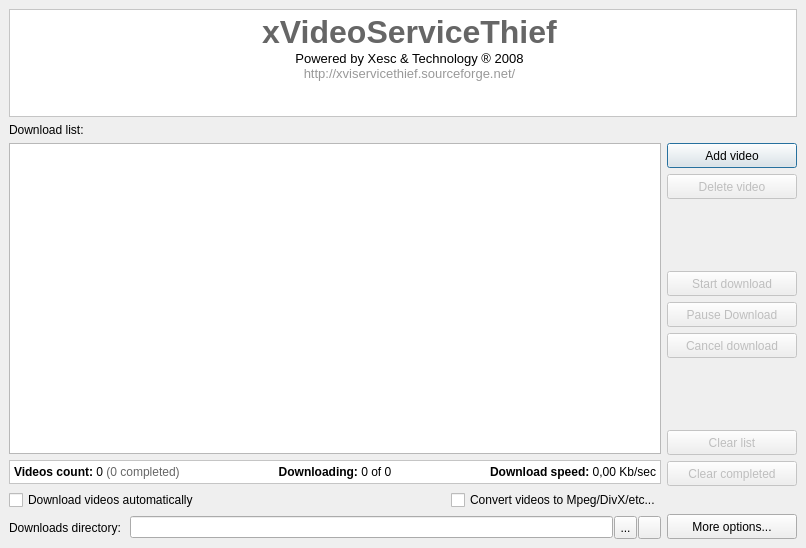
First picture: the form in ui/mainform.ui, repository ckorn/xvst, before the edit.
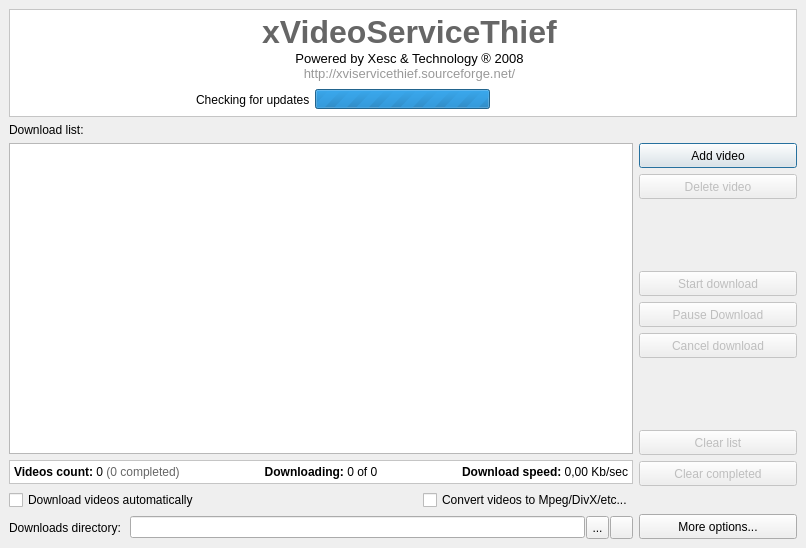
Second picture: the form after the edit. Icons and pictures are not drawn.

Commit message: - Added embed checking for updates (testing mode)

```diff
--- a/ui/mainform.ui
+++ b/ui/mainform.ui
@@ -12,9 +12,9 @@
     <height>548</height>
    </rect>
   </property>
-  <property name="minimumSize" >
+  <property name="minimumSize">
    <size>
-    <width>660</width>
+    <width>710</width>
     <height>450</height>
    </size>
   </property>
@@ -75,22 +75,92 @@
           <number>1</number>
          </property>
          <item>
-          <spacer>
-           <property name="orientation" >
+          <spacer name="horizontalSpacer">
+           <property name="orientation">
             <enum>Qt::Horizontal</enum>
            </property>
-           <property name="sizeHint" stdset="0" >
+           <property name="sizeType">
+            <enum>QSizePolicy::Expanding</enum>
+           </property>
+           <property name="sizeHint" stdset="0">
             <size>
-             <width>231</width>
+             <width>20</width>
              <height>20</height>
             </size>
            </property>
           </spacer>
          </item>
          <item>
-          <widget class="QToolButton" name="spbDragDrop" >
-           <property name="minimumSize" >
+          <widget class="QLabel" name="lblCheckForUpdatesLabel">
+           <property name="text">
+            <string>Checking for updates</string>
+           </property>
+          </widget>
+         </item>
+         <item>
+          <spacer name="horizontalSpacer_4">
+           <property name="orientation">
+            <enum>Qt::Horizontal</enum>
+           </property>
+           <property name="sizeType">
+            <enum>QSizePolicy::Minimum</enum>
+           </property>
+           <property name="sizeHint" stdset="0">
             <size>
+             <width>4</width>
+             <height>20</height>
+            </size>
+           </property>
+          </spacer>
+         </item>
+         <item>
+          <widget class="QProgressBar" name="progressBar">
+           <property name="minimumSize">
+            <size>
+             <width>175</width>
+             <height>0</height>
+            </size>
+           </property>
+           <property name="maximumSize">
+            <size>
+             <width>175</width>
+             <height>20</height>
+            </size>
+           </property>
+           <property name="maximum">
+            <number>0</number>
+           </property>
+           <property name="value">
+            <number>-1</number>
+           </property>
+           <property name="textVisible">
+            <bool>false</bool>
+           </property>
+          </widget>
+         </item>
+         <item>
+          <spacer name="horizontalSpacer_3">
+           <property name="orientation">
+            <enum>Qt::Horizontal</enum>
+           </property>
+           <property name="sizeType">
+            <enum>QSizePolicy::Fixed</enum>
+           </property>
+           <property name="sizeHint" stdset="0">
+            <size>
+             <width>4</width>
+             <height>20</height>
+            </size>
+           </property>
+          </spacer>
+         </item>
+         <item>
+          <widget class="QToolButton" name="spbCancelCheckForUpdates">
+           <property name="enabled">
+            <bool>true</bool>
+           </property>
+           <property name="minimumSize">
+            <size>
              <width>25</width>
              <height>25</height>
             </size>
@@ -101,7 +171,52 @@
              <height>25</height>
             </size>
            </property>
-           <property name="toolTip" >
+           <property name="focusPolicy">
+            <enum>Qt::NoFocus</enum>
+           </property>
+           <property name="text">
+            <string/>
+           </property>
+           <property name="icon">
+            <iconset resource="../resources/resources.qrc">
+             <normaloff>:/buttons/images/cross.png</normaloff>:/buttons/images/cross.png</iconset>
+           </property>
+           <property name="autoRaise">
+            <bool>true</bool>
+           </property>
+          </widget>
+         </item>
+         <item>
+          <spacer name="horizontalSpacer_2">
+           <property name="orientation">
+            <enum>Qt::Horizontal</enum>
+           </property>
+           <property name="sizeType">
+            <enum>QSizePolicy::Expanding</enum>
+           </property>
+           <property name="sizeHint" stdset="0">
+            <size>
+             <width>42</width>
+             <height>20</height>
+            </size>
+           </property>
+          </spacer>
+         </item>
+         <item>
+          <widget class="QToolButton" name="spbDragDrop">
+           <property name="minimumSize">
+            <size>
+             <width>25</width>
+             <height>25</height>
+            </size>
+           </property>
+           <property name="maximumSize">
+            <size>
+             <width>25</width>
+             <height>25</height>
+            </size>
+           </property>
+           <property name="toolTip">
             <string>Open the Drag &amp; Drop window</string>
            </property>
            <property name="whatsThis" >
@@ -314,9 +429,9 @@
           <verstretch>0</verstretch>
          </sizepolicy>
         </property>
-        <property name="minimumSize" >
+        <property name="minimumSize">
          <size>
-          <width>130</width>
+          <width>158</width>
           <height>25</height>
          </size>
         </property>
@@ -364,10 +479,10 @@
       </item>
       <item>
        <spacer>
-        <property name="orientation" >
+        <property name="orientation">
          <enum>Qt::Vertical</enum>
         </property>
-        <property name="sizeHint" stdset="0" >
+        <property name="sizeHint" stdset="0">
          <size>
           <width>100</width>
           <height>21</height>
@@ -440,7 +555,7 @@
         <property name="orientation" >
          <enum>Qt::Vertical</enum>
         </property>
-        <property name="sizeHint" stdset="0" >
+        <property name="sizeHint" stdset="0">
          <size>
           <width>20</width>
           <height>31</height>
@@ -494,13 +609,13 @@
       </item>
       <item>
        <spacer>
-        <property name="orientation" >
+        <property name="orientation">
          <enum>Qt::Vertical</enum>
         </property>
-        <property name="sizeType" >
+        <property name="sizeType">
          <enum>QSizePolicy::Fixed</enum>
         </property>
-        <property name="sizeHint" stdset="0" >
+        <property name="sizeHint" stdset="0">
          <size>
           <width>27</width>
           <height>22</height>
@@ -612,10 +727,10 @@
       </item>
       <item>
        <spacer>
-        <property name="orientation" >
+        <property name="orientation">
          <enum>Qt::Horizontal</enum>
         </property>
-        <property name="sizeHint" stdset="0" >
+        <property name="sizeHint" stdset="0">
          <size>
           <width>81</width>
           <height>20</height>
@@ -661,13 +776,13 @@
       </item>
       <item>
        <spacer>
-        <property name="orientation" >
+        <property name="orientation">
          <enum>Qt::Horizontal</enum>
         </property>
-        <property name="sizeType" >
+        <property name="sizeType">
          <enum>QSizePolicy::Fixed</enum>
         </property>
-        <property name="sizeHint" stdset="0" >
+        <property name="sizeHint" stdset="0">
          <size>
           <width>8</width>
           <height>20</height>
```
Left out of the diff: 609 changed lines with no effect on the pictures.
